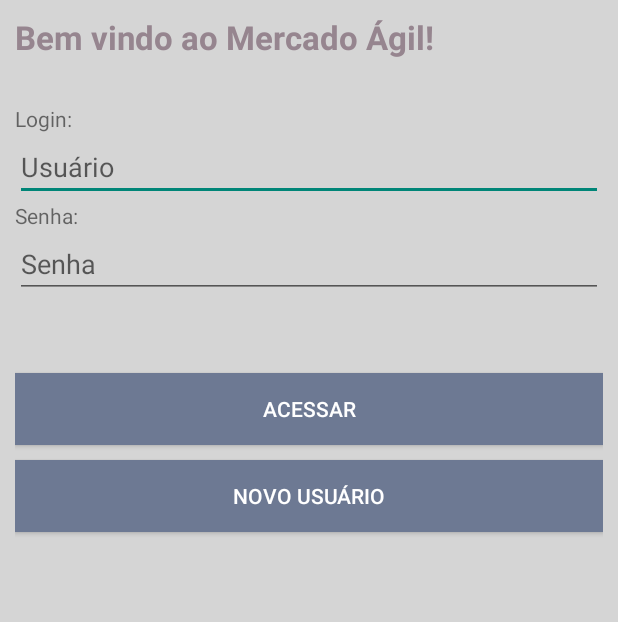
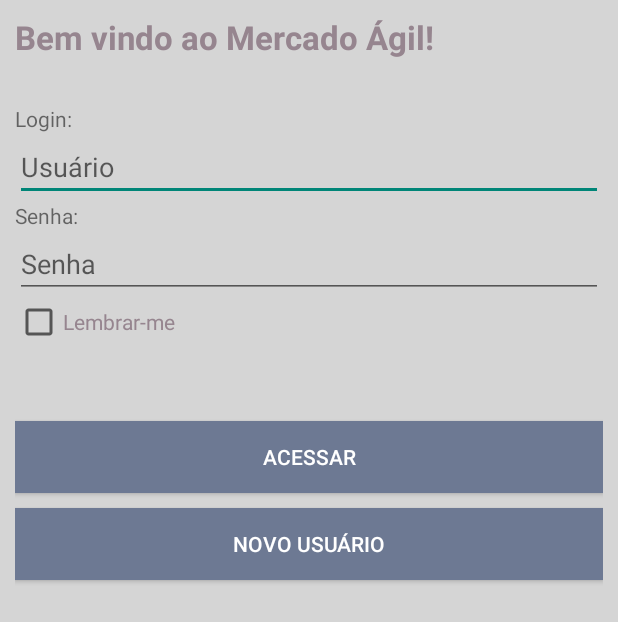
Before and after one commit to Strayf/MercadoAgil, an Android app: the screen it shows after launch (LoginActivity), after a tap on "ACESSAR", on a phone screen of 412 x 824 dp. Shown: the top 622 px of the screen. Run offline under Robolectric (Android 15) with nearby library versions, the phone set to English and light mode, and no system bars.

Commit message:
Shared Preferences Login
Alterações para lembrar-me na tela de login.

```diff
--- a/app/src/main/java/com/example/android/mercadoagil/LoginActivity.java
+++ b/app/src/main/java/com/example/android/mercadoagil/LoginActivity.java
@@ -1,20 +1,29 @@
 package com.example.android.mercadoagil;
 
+import android.content.Context;
 import android.content.Intent;
+import android.content.SharedPreferences;
+import android.preference.Preference;
+import android.preference.PreferenceManager;
 import android.support.v7.app.AppCompatActivity;
 import android.os.Bundle;
 import android.view.View;
 import android.widget.AdapterView;
 import android.widget.Button;
+import android.widget.CheckBox;
 import android.widget.EditText;
 import android.widget.Toast;
 
 public class LoginActivity extends AppCompatActivity {
 
+    private Context ctx;
+
     @Override
     protected void onCreate(Bundle savedInstanceState) {
         super.onCreate(savedInstanceState);
         setContentView(R.layout.activity_login);
+
+        ctx = this;
 
         Button btnAcessar = findViewById(R.id.buttonLogin);
         btnAcessar.setOnClickListener(Acessar());
@@ -22,6 +31,16 @@ public class LoginActivity extends AppCompatActivity {
         Button btNovo = findViewById(R.id.buttonCadastro);
         btNovo.setOnClickListener(Cadastrar());
 
+        EditText campoLogin = findViewById(R.id.campoLogin);
+        EditText campoSenha = findViewById(R.id.campoSenha);
+        CheckBox checkLembrar = findViewById(R.id.checkLembrar);
+        boolean lembrarMarcado = LerLembrar(ctx, "Lembrar");
+
+        if (lembrarMarcado) {
+            campoLogin.setText(LerLogin(ctx, "Login"));
+            campoSenha.setText(LerLogin(ctx, "Senha"));
+            checkLembrar.setChecked(true);
+        }
     }
 
     private void Alert(String mensagem) {
@@ -34,15 +53,16 @@ public class LoginActivity extends AppCompatActivity {
             public void onClick(View v) {
 
                 if (validaLogin()) {
-                   Alert("Sucesso");
+                    Alert("Bem vindo.");
 
-                   Intent telaPosLogin = new Intent(LoginActivity.this,  MainActivity.class);
-                   LoginActivity.this.startActivity(telaPosLogin);
+                    Intent telaPosLogin = new Intent(LoginActivity.this,  MainActivity.class);
+                    LoginActivity.this.startActivity(telaPosLogin);
                 }
                 else Alert("Usuário ou senha incorretos.");
             }
         };
     }
+
     private View.OnClickListener Cadastrar() {
         return new Button.OnClickListener() {
             @Override
@@ -59,9 +79,21 @@ public class LoginActivity extends AppCompatActivity {
 
         EditText Login = findViewById(R.id.campoLogin);
         EditText Senha = findViewById(R.id.campoSenha);
+        CheckBox lembrar = findViewById(R.id.checkLembrar);
+        SharedPreferences configuracoes = PreferenceManager.getDefaultSharedPreferences(ctx);
 
         String tLogin = Login.getText().toString();
         String tSenha = Senha.getText().toString();
+        boolean lembrarMarcado = lembrar.isChecked();
+
+        if (lembrarMarcado) {
+            GravarLogin(ctx,"Login", tLogin);
+            GravarLogin(ctx,"Senha", tSenha);
+            GravarLogin(ctx, "Lembrar", true);
+        }
+        else {
+            GravarLogin(ctx, "Lembrar", false);
+        }
 
         if ("abc".equals(tLogin) && "123".equals(tSenha)) {
             return true;
@@ -71,5 +103,64 @@ public class LoginActivity extends AppCompatActivity {
         }
     }
 
+    public void GravarLogin(Context context, String campo, String texto) {
+        SharedPreferences configuracoes;
+        SharedPreferences.Editor editor;
+
+        configuracoes = PreferenceManager.getDefaultSharedPreferences(context);
+        editor = configuracoes.edit();
+        try {
+            editor.putString(campo, texto);
+            editor.commit();
+        }
+        catch(Exception e) {
+            e.printStackTrace();
+        }
+    }
+
+    public void GravarLogin(Context context, String campo, boolean valor) {
+        SharedPreferences configuracoes;
+        SharedPreferences.Editor editor;
+
+        configuracoes = PreferenceManager.getDefaultSharedPreferences(context);
+        editor = configuracoes.edit();
+        try {
+            editor.putBoolean(campo, valor);
+            editor.commit();
+        }
+        catch(Exception e) {
+            e.printStackTrace();
+        }
+    }
+
+    public String LerLogin(Context context, String campo) {
+        SharedPreferences configuracoes;
+        String texto = "";
+
+        configuracoes = PreferenceManager.getDefaultSharedPreferences(context);
+        try {
+            texto = configuracoes.getString(campo, "");
+        }
+        catch(Exception e) {
+            e.printStackTrace();
+        }
+
+        return texto;
+    }
+
+    public boolean LerLembrar(Context context, String campo) {
+        SharedPreferences configuracoes;
+        boolean valor = false;
+
+        configuracoes = PreferenceManager.getDefaultSharedPreferences(context);
+        try {
+            valor = configuracoes.getBoolean(campo, false);
+        }
+        catch(Exception e) {
+            e.printStackTrace();
+        }
+
+        return valor;
+    }
 
 }
--- a/app/src/main/res/layout/activity_login.xml
+++ b/app/src/main/res/layout/activity_login.xml
@@ -47,6 +47,13 @@
             android:hint="Senha"
             android:inputType="textPassword" />
 
+        <CheckBox
+            android:id="@+id/checkLembrar"
+            android:layout_width="match_parent"
+            android:layout_height="wrap_content"
+            android:textColor="#96858F"
+            android:text="Lembrar-me" />
+
         <Button
             android:id="@+id/buttonLogin"
             android:layout_width="match_parent"
```
